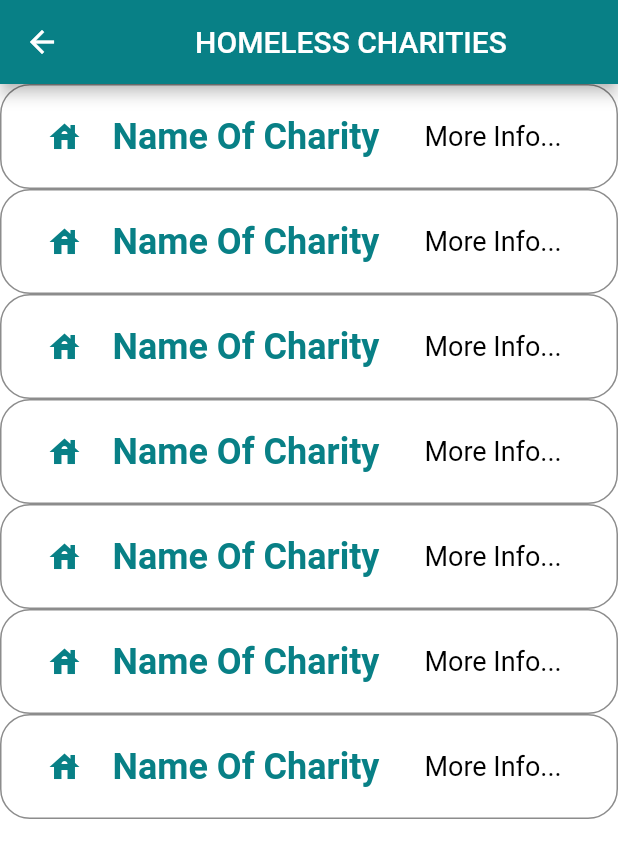
After one commit to weronikazak/Google_Solution_Challenge, a Flutter app: the Donate screen opened directly, on a phone screen of 412 x 824 dp. The commit adds this screen. Shown: the top 858 px of the screen. Run offline on Flutter 3.47's test engine with Material 2 defaults, Android fonts, the phone set to English and light mode, and no system bars; our stand-ins replace cloud_firestore, firebase_auth, firebase_core, google_maps_flutter, image_picker, location and 1 more; accounts and stored records are empty.

Commit message:
Mock display for charities' list

```diff
--- /dev/null
+++ b/lib/Screens/User/donate.dart
@@ -0,0 +1,68 @@
+import 'package:flutter/cupertino.dart';
+import 'package:flutter/material.dart';
+import 'package:cloud_firestore/cloud_firestore.dart';
+import '../../constants.dart';
+import '../../constants.dart';
+
+FirebaseFirestore firestore = FirebaseFirestore.instance;
+
+class Donate extends StatefulWidget {
+  Donate({Key key}) : super(key: key);
+
+  @override
+  _Donate createState() => _Donate();
+}
+
+class _Donate extends State<Donate> {
+  @override
+  Widget build(BuildContext context) {
+    double padding = 20;
+    double imageSize = 90;
+
+    List<int> shelters = [1, 2, 3, 4, 5, 6, 7];
+
+    return Scaffold(
+        appBar: AppBar(
+          title: Center(
+            child: Text('HOMELESS CHARITIES'),
+          ),
+          backgroundColor: kPrimaryColor,
+        ),
+        body: Column(
+          children: <Widget>[
+            for (var i in shelters)
+              Container(
+                  decoration: BoxDecoration(
+                      border: Border.all(
+                        color: Colors.black45,
+                      ),
+                      color: Colors.white10,
+                      borderRadius: BorderRadius.all(Radius.circular(20))),
+                  padding: const EdgeInsets.all(20),
+                  child: Row(children: <Widget>[
+                    Padding(
+                        padding: EdgeInsets.fromLTRB(10.0, 0, 20.0, 0),
+                        child: Icon(
+                          Icons.house,
+                          color: kPrimaryColor,
+                        )),
+                    Text(
+                      "Name Of Charity",
+                      overflow: TextOverflow.ellipsis,
+                      style: TextStyle(
+                          color: kPrimaryColor,
+                          fontSize: 24,
+                          fontWeight: FontWeight.bold),
+                    ),
+                    Padding(
+                      padding: EdgeInsets.only(left: 30.0),
+                      child: Text(
+                        "More Info...",
+                        style: TextStyle(color: Colors.black, fontSize: 18),
+                      ),
+                    )
+                  ])),
+          ],
+        ));
+  }
+}
--- a/lib/Screens/User/user_report_questionaire.dart
+++ b/lib/Screens/User/user_report_questionaire.dart
@@ -32,7 +32,7 @@ class _UserReportQuestionareState extends State<UserReportQuestionare> {
           ),
           Text("AGE:"),
           CheckboxListTile(
-            title: Text("Old"),
+            title: Text("Elderly"),
             value: false,
             onChanged: (val) {},
           ),
--- a/lib/Screens/login_screen.dart
+++ b/lib/Screens/login_screen.dart
@@ -4,6 +4,8 @@ import 'package:flutter/material.dart';
 import 'package:gsc_project/Screens/Shelter/shelter_main_page.dart';
 import 'package:gsc_project/Screens/User/user_main_screen.dart';
 import 'package:gsc_project/Services/auth.dart';
+import 'package:gsc_project/Screens/User/user_report_questionaire.dart';
+import 'package:gsc_project/Screens/User/donate.dart';
 
 import '../constants.dart';
 
@@ -74,7 +76,11 @@ class _LoginPageState extends State<LoginPage> {
                     onPressed: () {
                       if (formKey.currentState.validate()) {
                         if (shelterLogin) {
-                          loginWithEmailAndPassword();
+                          Navigator.push(
+                              context,
+                              MaterialPageRoute(
+                                  builder: (context) => Donate()));
+                          //loginWithEmailAndPassword();
                         } else {
                           loginWithPhoneNumber();
                         }
```
Also changed, not shown: 3 other files.
